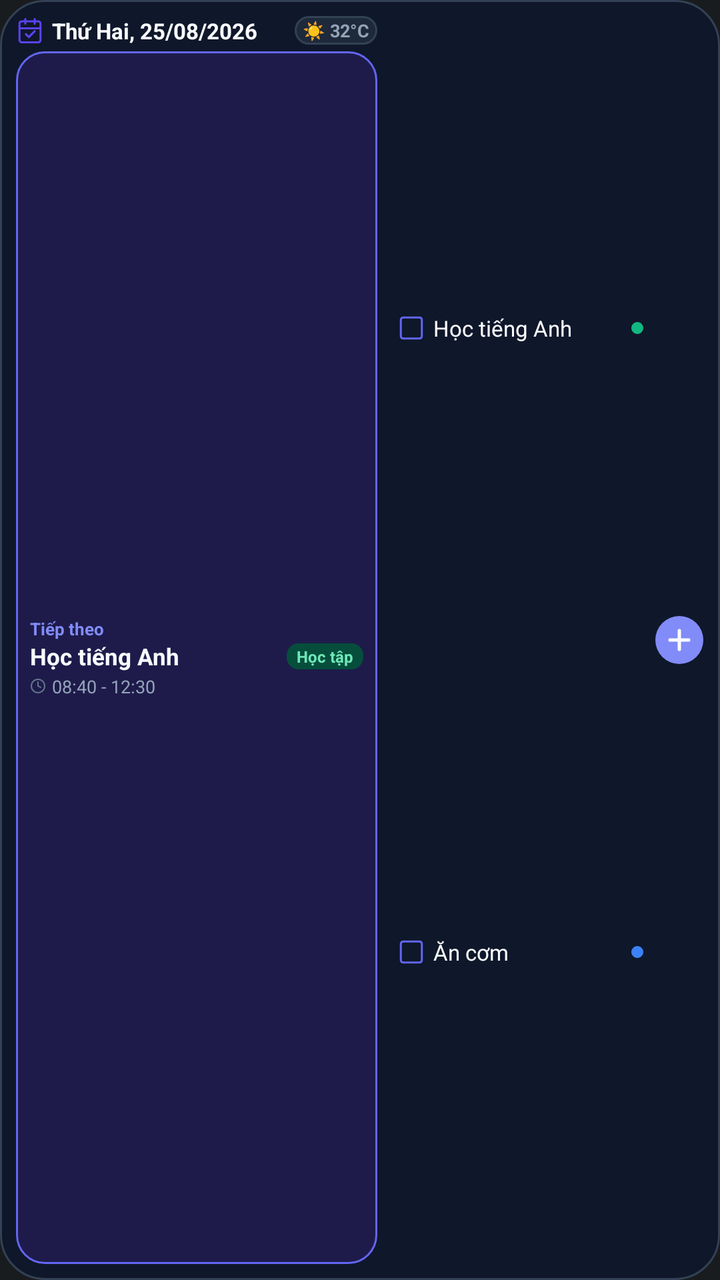
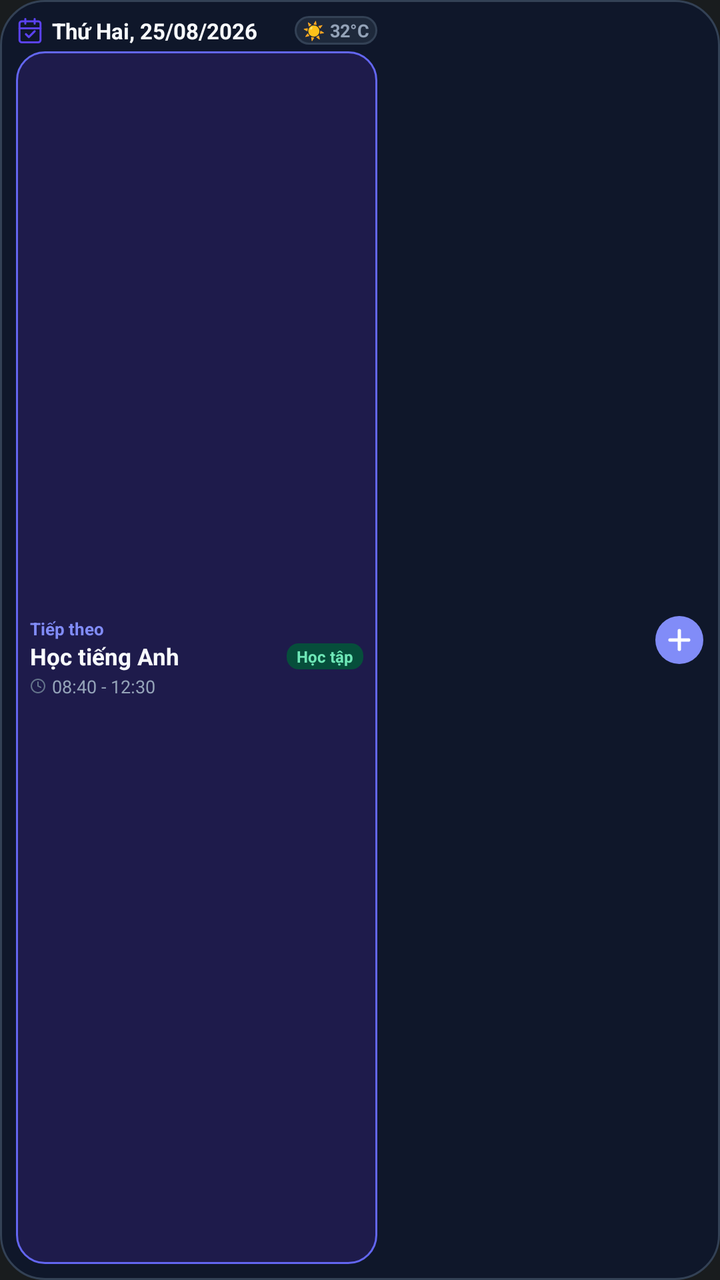

Compare the two renders of this Android layout. The source of the first and the diff that turns it into the second are given below.
<!-- AndroidManifest.xml: application theme Theme.MyApplication -->
<!-- res/layout/widget_compact_4x1_dark.xml -->
<?xml version="1.0" encoding="utf-8"?>
<LinearLayout xmlns:android="http://schemas.android.com/apk/res/android"
    android:id="@+id/widget_compact_root"
    android:layout_width="match_parent"
    android:layout_height="match_parent"
    android:background="@drawable/widget_bg_dark"
    android:baselineAligned="false"
    android:orientation="horizontal"
    android:padding="8dp">

    
    <LinearLayout
        android:layout_width="0dp"
        android:layout_height="match_parent"
        android:layout_marginEnd="6dp"
        android:layout_weight="1.3"
        android:orientation="vertical">

        <LinearLayout
            android:layout_width="match_parent"
            android:layout_height="wrap_content"
            android:gravity="center_vertical"
            android:orientation="horizontal">

            <ImageView
                android:layout_width="14dp"
                android:layout_height="14dp"
                android:src="@drawable/ic_widget_calendar_header" />

            <TextView
                android:id="@+id/tv_compact_date"
                android:layout_width="0dp"
                android:layout_height="wrap_content"
                android:layout_marginStart="4dp"
                android:layout_weight="1"
                android:ellipsize="end"
                android:maxLines="1"
                android:text="Thứ Hai, 25/08/2026"
                android:textColor="@color/widget_text_primary_dark"
                android:textSize="11sp"
                android:textStyle="bold" />

            <TextView
                android:id="@+id/tv_compact_weather"
                android:layout_width="wrap_content"
                android:layout_height="wrap_content"
                android:layout_marginStart="4dp"
                android:background="@drawable/widget_weather_pill_bg_dark"
                android:paddingHorizontal="4dp"
                android:paddingVertical="1dp"
                android:text="☀️ 32°C"
                android:textColor="@color/widget_text_secondary_dark"
                android:textSize="9sp"
                android:textStyle="bold" />
        </LinearLayout>

        
        <LinearLayout
            android:id="@+id/layout_compact_next"
            android:layout_width="match_parent"
            android:layout_height="0dp"
            android:layout_marginTop="3dp"
            android:layout_weight="1"
            android:background="@drawable/widget_next_card_bg_dark"
            android:clickable="true"
            android:focusable="true"
            android:gravity="center_vertical"
            android:orientation="vertical"
            android:paddingHorizontal="7dp"
            android:paddingVertical="3dp">

            <TextView
                android:layout_width="wrap_content"
                android:layout_height="wrap_content"
                android:text="Tiếp theo"
                android:textColor="@color/widget_primary_dark_theme"
                android:textSize="8.5sp"
                android:textStyle="bold" />

            <LinearLayout
                android:layout_width="match_parent"
                android:layout_height="wrap_content"
                android:gravity="center_vertical"
                android:orientation="horizontal">

                <TextView
                    android:id="@+id/tv_compact_next_title"
                    android:layout_width="0dp"
                    android:layout_height="wrap_content"
                    android:layout_weight="1"
                    android:ellipsize="end"
                    android:maxLines="1"
                    android:text="Học tiếng Anh"
                    android:textColor="@color/widget_text_primary_dark"
                    android:textSize="11.5sp"
                    android:textStyle="bold" />

                <TextView
                    android:id="@+id/tv_compact_next_category"
                    android:layout_width="wrap_content"
                    android:layout_height="wrap_content"
                    android:layout_marginStart="4dp"
                    android:background="@drawable/widget_category_chip_bg_dark"
                    android:paddingHorizontal="5dp"
                    android:paddingVertical="1dp"
                    android:text="Học tập"
                    android:textColor="@color/widget_badge_study_text_dark"
                    android:textSize="8sp"
                    android:textStyle="bold" />
            </LinearLayout>

            <LinearLayout
                android:layout_width="match_parent"
                android:layout_height="wrap_content"
                android:layout_marginTop="1dp"
                android:gravity="center_vertical"
                android:orientation="horizontal">

                <ImageView
                    android:layout_width="8dp"
                    android:layout_height="8dp"
                    android:src="@drawable/ic_widget_clock" />

                <TextView
                    android:id="@+id/tv_compact_next_time"
                    android:layout_width="wrap_content"
                    android:layout_height="wrap_content"
                    android:layout_marginStart="3dp"
                    android:text="08:40 - 12:30"
                    android:textColor="@color/widget_text_secondary_dark"
                    android:textSize="9sp" />
            </LinearLayout>
        </LinearLayout>
    </LinearLayout>

    
    <LinearLayout
        android:layout_width="0dp"
        android:layout_height="match_parent"
        android:layout_marginStart="4dp"
        android:layout_weight="1.1"
        android:gravity="center_vertical"
        android:orientation="horizontal">

        <LinearLayout
            android:id="@+id/layout_compact_tasks_container"
            android:layout_width="0dp"
            android:layout_height="match_parent"
            android:layout_weight="1"
            android:gravity="center_vertical"
            android:orientation="vertical">

            
            <LinearLayout
                android:id="@+id/layout_compact_task_1"
                android:layout_width="match_parent"
                android:layout_height="0dp"
                android:layout_weight="1"
                android:gravity="center_vertical"
                android:orientation="horizontal">

                <ImageView
                    android:id="@+id/iv_compact_check_1"
                    android:layout_width="14dp"
                    android:layout_height="14dp"
                    android:src="@drawable/ic_widget_check_square_empty_dark" />

                <TextView
                    android:id="@+id/tv_compact_task_1"
                    android:layout_width="0dp"
                    android:layout_height="wrap_content"
                    android:layout_marginStart="4dp"
                    android:layout_weight="1"
                    android:ellipsize="end"
                    android:maxLines="1"
                    android:text="Học tiếng Anh"
                    android:textColor="@color/widget_text_primary_dark"
                    android:textSize="11sp" />

                <ImageView
                    android:id="@+id/iv_compact_dot_1"
                    android:layout_width="6dp"
                    android:layout_height="6dp"
                    android:layout_marginStart="3dp"
                    android:src="@drawable/widget_dot_green" />
            </LinearLayout>

            
            <LinearLayout
                android:id="@+id/layout_compact_task_2"
                android:layout_width="match_parent"
                android:layout_height="0dp"
                android:layout_weight="1"
                android:gravity="center_vertical"
                android:orientation="horizontal">

                <ImageView
                    android:id="@+id/iv_compact_check_2"
                    android:layout_width="14dp"
                    android:layout_height="14dp"
                    android:src="@drawable/ic_widget_check_square_empty_dark" />

                <TextView
                    android:id="@+id/tv_compact_task_2"
                    android:layout_width="0dp"
                    android:layout_height="wrap_content"
                    android:layout_marginStart="4dp"
                    android:layout_weight="1"
                    android:ellipsize="end"
                    android:maxLines="1"
                    android:text="Ăn cơm"
                    android:textColor="@color/widget_text_primary_dark"
                    android:textSize="11sp" />

                <ImageView
                    android:id="@+id/iv_compact_dot_2"
                    android:layout_width="6dp"
                    android:layout_height="6dp"
                    android:layout_marginStart="3dp"
                    android:src="@drawable/widget_dot_blue" />
            </LinearLayout>
        </LinearLayout>

        <ImageView
            android:id="@+id/btn_compact_add"
            android:layout_width="24dp"
            android:layout_height="24dp"
            android:layout_marginStart="6dp"
            android:background="@drawable/widget_circle_add_btn_dark"
            android:clickable="true"
            android:focusable="true"
            android:padding="4dp"
            android:src="@drawable/ic_widget_add" />
    </LinearLayout>

</LinearLayout>
<!-- resources referenced by this layout -->
<resources>
  <color name="widget_badge_study_text_dark">#FF6EE7B7</color>
  <color name="widget_primary_dark_theme">#FF818CF8</color>
  <color name="widget_text_primary_dark">#FFF8FAFC</color>
  <color name="widget_text_secondary_dark">#FF94A3B8</color>
  <!-- drawable ic_widget_check_square_empty_dark (drawable) -->
  <?xml version="1.0" encoding="utf-8"?>
  <vector xmlns:android="http://schemas.android.com/apk/res/android"
      android:width="20dp"
      android:height="20dp"
      android:viewportWidth="24"
      android:viewportHeight="24">
      <path
          android:strokeColor="@color/widget_highlight_border_dark"
          android:strokeWidth="1.8"
          android:strokeLineCap="round"
          android:strokeLineJoin="round"
          android:pathData="M5,3H19C20.105,3 21,3.895 21,5V19C21,20.105 20.105,21 19,21H5C3.895,21 3,20.105 3,19V5C3,3.895 3.895,3 5,3Z" />
  </vector>
  <!-- drawable widget_bg_dark (drawable) -->
  <?xml version="1.0" encoding="utf-8"?>
  <shape xmlns:android="http://schemas.android.com/apk/res/android"
      android:shape="rectangle">
      <solid android:color="@color/widget_bg_dark" />
      <corners android:radius="22dp" />
      <stroke
          android:width="1dp"
          android:color="@color/widget_outer_border_dark" />
  </shape>
  <!-- drawable widget_category_chip_bg_dark (drawable) -->
  <?xml version="1.0" encoding="utf-8"?>
  <shape xmlns:android="http://schemas.android.com/apk/res/android"
      android:shape="rectangle">
      <solid android:color="@color/widget_badge_study_bg_dark" />
      <corners android:radius="6dp" />
  </shape>
  <!-- drawable widget_circle_add_btn_dark (drawable) -->
  <?xml version="1.0" encoding="utf-8"?>
  <shape xmlns:android="http://schemas.android.com/apk/res/android"
      android:shape="oval">
      <solid android:color="@color/widget_primary_dark_theme" />
  </shape>
  <!-- drawable widget_dot_blue (drawable) -->
  <?xml version="1.0" encoding="utf-8"?>
  <shape xmlns:android="http://schemas.android.com/apk/res/android"
      android:shape="oval">
      <solid android:color="#3B82F6" />
  </shape>
  <!-- drawable widget_dot_green (drawable) -->
  <?xml version="1.0" encoding="utf-8"?>
  <shape xmlns:android="http://schemas.android.com/apk/res/android"
      android:shape="oval">
      <solid android:color="#10B981" />
  </shape>
  <!-- drawable widget_next_card_bg_dark (drawable) -->
  <?xml version="1.0" encoding="utf-8"?>
  <shape xmlns:android="http://schemas.android.com/apk/res/android"
      android:shape="rectangle">
      <solid android:color="@color/widget_highlight_bg_dark" />
      <corners android:radius="14dp" />
      <stroke
          android:width="1dp"
          android:color="@color/widget_highlight_border_dark" />
  </shape>
  <!-- drawable widget_weather_pill_bg_dark (drawable) -->
  <?xml version="1.0" encoding="utf-8"?>
  <shape xmlns:android="http://schemas.android.com/apk/res/android"
      android:shape="rectangle">
      <solid android:color="@color/widget_weather_pill_bg_dark" />
      <corners android:radius="8dp" />
      <stroke
          android:width="1dp"
          android:color="@color/widget_outer_border_dark" />
  </shape>
  <style name="Theme.MyApplication" parent="android:Theme.DeviceDefault.NoActionBar" />
  <color name="widget_primary">#FF5B42F3</color>
  <color name="widget_highlight_border_dark">#FF6366F1</color>
  <color name="widget_text_secondary">#FF64748B</color>
  <color name="widget_bg_dark">#FF0F172A</color>
  <color name="widget_outer_border_dark">#FF334155</color>
  <color name="widget_badge_study_bg_dark">#FF064E3B</color>
  <color name="widget_highlight_bg_dark">#FF1E1B4B</color>
  <color name="widget_weather_pill_bg_dark">#FF1E293B</color>
  <!-- unchanged entries left out for length: 3 -->
</resources>

<!-- the commit's change to res/layout/widget_compact_4x1_dark.xml (unified diff, before → after) -->
@@ -142,84 +142,14 @@
         android:gravity="center_vertical"
         android:orientation="horizontal">
 
-        <LinearLayout
-            android:id="@+id/layout_compact_tasks_container"
+        <ListView
+            android:id="@+id/lv_compact_tasks"
             android:layout_width="0dp"
             android:layout_height="match_parent"
             android:layout_weight="1"
-            android:gravity="center_vertical"
-            android:orientation="vertical">
-
-            
-            <LinearLayout
-                android:id="@+id/layout_compact_task_1"
-                android:layout_width="match_parent"
-                android:layout_height="0dp"
-                android:layout_weight="1"
-                android:gravity="center_vertical"
-                android:orientation="horizontal">
-
-                <ImageView
-                    android:id="@+id/iv_compact_check_1"
-                    android:layout_width="14dp"
-                    android:layout_height="14dp"
-                    android:src="@drawable/ic_widget_check_square_empty_dark" />
-
-                <TextView
-                    android:id="@+id/tv_compact_task_1"
-                    android:layout_width="0dp"
-                    android:layout_height="wrap_content"
-                    android:layout_marginStart="4dp"
-                    android:layout_weight="1"
-                    android:ellipsize="end"
-                    android:maxLines="1"
-                    android:text="Học tiếng Anh"
-                    android:textColor="@color/widget_text_primary_dark"
-                    android:textSize="11sp" />
-
-                <ImageView
-                    android:id="@+id/iv_compact_dot_1"
-                    android:layout_width="6dp"
-                    android:layout_height="6dp"
-                    android:layout_marginStart="3dp"
-                    android:src="@drawable/widget_dot_green" />
-            </LinearLayout>
-
-            
-            <LinearLayout
-                android:id="@+id/layout_compact_task_2"
-                android:layout_width="match_parent"
-                android:layout_height="0dp"
-                android:layout_weight="1"
-                android:gravity="center_vertical"
-                android:orientation="horizontal">
-
-                <ImageView
-                    android:id="@+id/iv_compact_check_2"
-                    android:layout_width="14dp"
-                    android:layout_height="14dp"
-                    android:src="@drawable/ic_widget_check_square_empty_dark" />
-
-                <TextView
-                    android:id="@+id/tv_compact_task_2"
-                    android:layout_width="0dp"
-                    android:layout_height="wrap_content"
-                    android:layout_marginStart="4dp"
-                    android:layout_weight="1"
-                    android:ellipsize="end"
-                    android:maxLines="1"
-                    android:text="Ăn cơm"
-                    android:textColor="@color/widget_text_primary_dark"
-                    android:textSize="11sp" />
-
-                <ImageView
-                    android:id="@+id/iv_compact_dot_2"
-                    android:layout_width="6dp"
-                    android:layout_height="6dp"
-                    android:layout_marginStart="3dp"
-                    android:src="@drawable/widget_dot_blue" />
-            </LinearLayout>
-        </LinearLayout>
+            android:divider="@null"
+            android:dividerHeight="0dp"
+            android:scrollbars="vertical" />
 
         <ImageView
             android:id="@+id/btn_compact_add"
<!-- resource entries referenced after the edit -->
@@ -4,20 +4,6 @@
   <color name="widget_primary_dark_theme">#FF818CF8</color>
   <color name="widget_text_primary_dark">#FFF8FAFC</color>
   <color name="widget_text_secondary_dark">#FF94A3B8</color>
-  <!-- drawable ic_widget_check_square_empty_dark (drawable) -->
-  <?xml version="1.0" encoding="utf-8"?>
-  <vector xmlns:android="http://schemas.android.com/apk/res/android"
-      android:width="20dp"
-      android:height="20dp"
-      android:viewportWidth="24"
-      android:viewportHeight="24">
-      <path
-          android:strokeColor="@color/widget_highlight_border_dark"
-          android:strokeWidth="1.8"
-          android:strokeLineCap="round"
-          android:strokeLineJoin="round"
-          android:pathData="M5,3H19C20.105,3 21,3.895 21,5V19C21,20.105 20.105,21 19,21H5C3.895,21 3,20.105 3,19V5C3,3.895 3.895,3 5,3Z" />
-  </vector>
   <!-- drawable widget_bg_dark (drawable) -->
   <?xml version="1.0" encoding="utf-8"?>
   <shape xmlns:android="http://schemas.android.com/apk/res/android"
@@ -40,18 +26,6 @@
   <shape xmlns:android="http://schemas.android.com/apk/res/android"
       android:shape="oval">
       <solid android:color="@color/widget_primary_dark_theme" />
-  </shape>
-  <!-- drawable widget_dot_blue (drawable) -->
-  <?xml version="1.0" encoding="utf-8"?>
-  <shape xmlns:android="http://schemas.android.com/apk/res/android"
-      android:shape="oval">
-      <solid android:color="#3B82F6" />
-  </shape>
-  <!-- drawable widget_dot_green (drawable) -->
-  <?xml version="1.0" encoding="utf-8"?>
-  <shape xmlns:android="http://schemas.android.com/apk/res/android"
-      android:shape="oval">
-      <solid android:color="#10B981" />
   </shape>
   <!-- drawable widget_next_card_bg_dark (drawable) -->
   <?xml version="1.0" encoding="utf-8"?>
